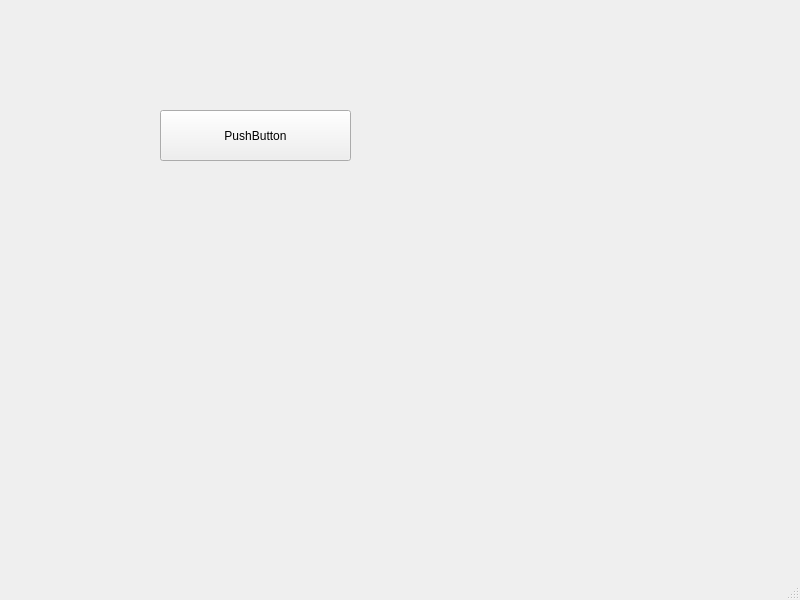
vreznov/tstS7Reader, file mainwindow.ui: the form before one commit.
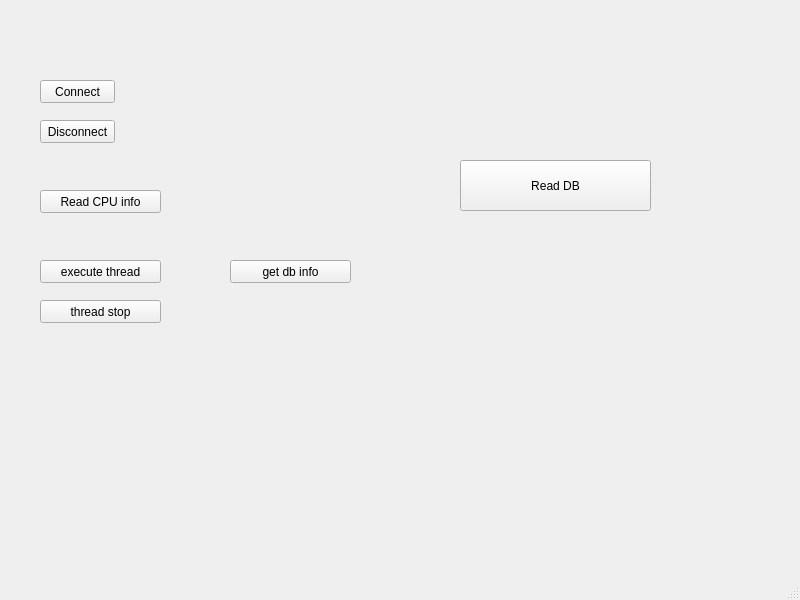
The form after the commit.

What changed in the file:
```diff
--- a/mainwindow.ui
+++ b/mainwindow.ui
@@ -17,14 +17,92 @@
    <widget class="QPushButton" name="pushButton">
     <property name="geometry">
      <rect>
-      <x>160</x>
-      <y>110</y>
+      <x>460</x>
+      <y>160</y>
       <width>191</width>
       <height>51</height>
      </rect>
     </property>
     <property name="text">
-     <string>PushButton</string>
+     <string>Read DB</string>
+    </property>
+   </widget>
+   <widget class="QPushButton" name="pushButton_2">
+    <property name="geometry">
+     <rect>
+      <x>40</x>
+      <y>80</y>
+      <width>75</width>
+      <height>23</height>
+     </rect>
+    </property>
+    <property name="text">
+     <string>Connect</string>
+    </property>
+   </widget>
+   <widget class="QPushButton" name="pushButton_3">
+    <property name="geometry">
+     <rect>
+      <x>40</x>
+      <y>120</y>
+      <width>75</width>
+      <height>23</height>
+     </rect>
+    </property>
+    <property name="text">
+     <string>Disconnect</string>
+    </property>
+   </widget>
+   <widget class="QPushButton" name="pushButton_4">
+    <property name="geometry">
+     <rect>
+      <x>40</x>
+      <y>190</y>
+      <width>121</width>
+      <height>23</height>
+     </rect>
+    </property>
+    <property name="text">
+     <string>Read CPU info</string>
+    </property>
+   </widget>
+   <widget class="QPushButton" name="pushButton_5">
+    <property name="geometry">
+     <rect>
+      <x>40</x>
+      <y>260</y>
+      <width>121</width>
+      <height>23</height>
+     </rect>
+    </property>
+    <property name="text">
+     <string>execute thread</string>
+    </property>
+   </widget>
+   <widget class="QPushButton" name="pushButton_6">
+    <property name="geometry">
+     <rect>
+      <x>40</x>
+      <y>300</y>
+      <width>121</width>
+      <height>23</height>
+     </rect>
+    </property>
+    <property name="text">
+     <string>thread stop</string>
+    </property>
+   </widget>
+   <widget class="QPushButton" name="pushButton_7">
+    <property name="geometry">
+     <rect>
+      <x>230</x>
+      <y>260</y>
+      <width>121</width>
+      <height>23</height>
+     </rect>
+    </property>
+    <property name="text">
+     <string>get db info</string>
     </property>
    </widget>
   </widget>
```
